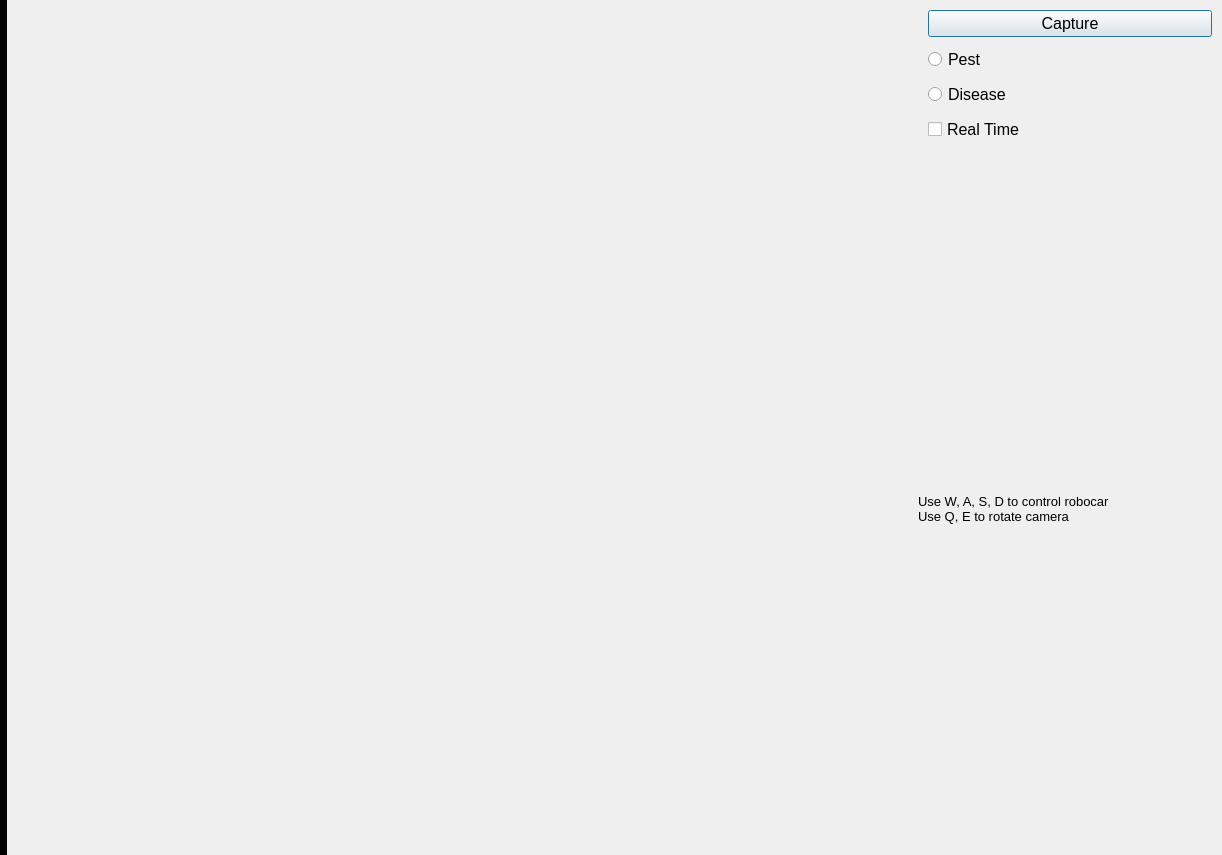
Before: the Qt Designer form gui/src/Camera.ui in WEI22/ICMS, drawn with Qt 5.
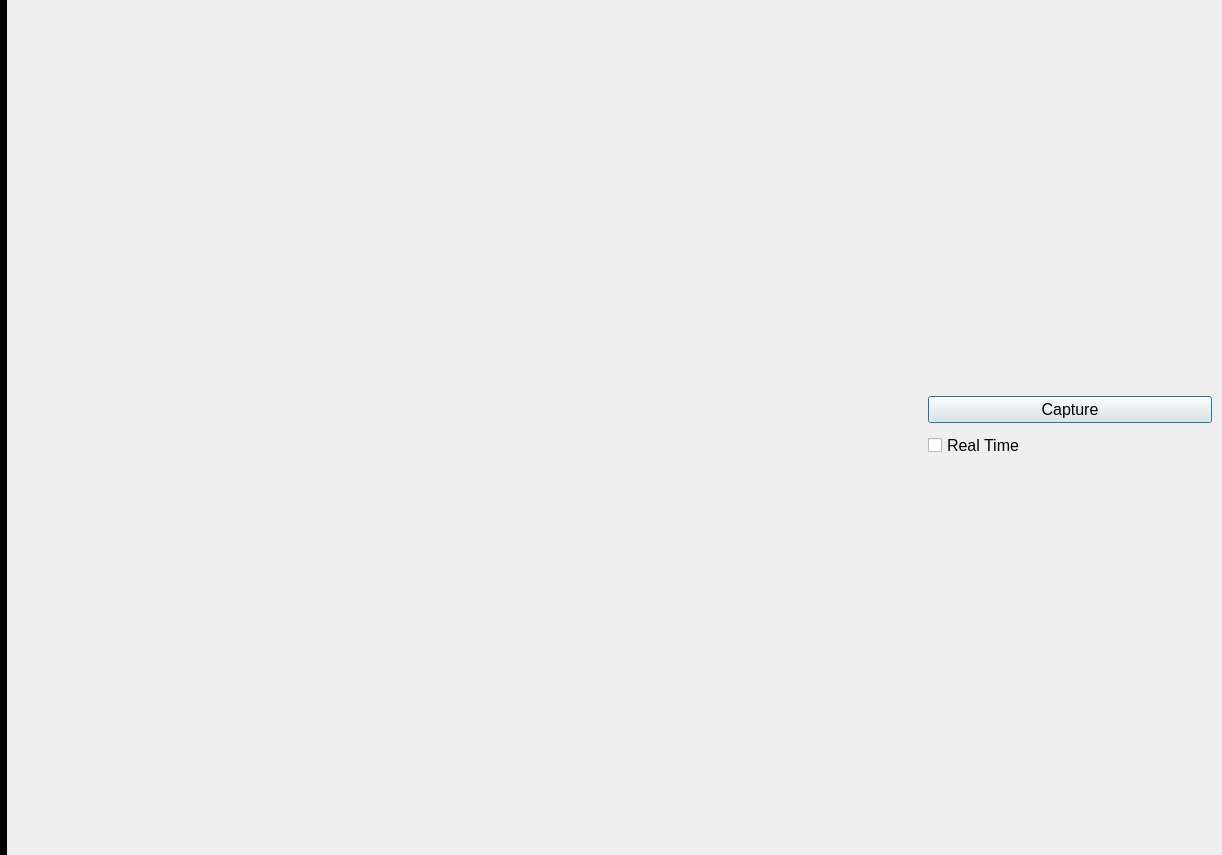
After: the same form once the commit is applied. Icons and pictures are not drawn. Custom widgets are drawn as their Qt base class.

Commit message: Remove plant disease detection feature

The edit to the form file:
```diff
--- a/gui/src/Camera.ui
+++ b/gui/src/Camera.ui
@@ -183,7 +183,7 @@
       </widget>
      </item>
      <item>
-      <layout class="QVBoxLayout" name="verticalLayout_4" stretch="3,0">
+      <layout class="QVBoxLayout" name="verticalLayout_4" stretch="3">
        <property name="spacing">
         <number>10</number>
        </property>
@@ -216,30 +216,6 @@
            </property>
           </widget>
          </item>
-         <item>
-          <widget class="QRadioButton" name="pest_detection_button">
-           <property name="font">
-            <font>
-             <pointsize>12</pointsize>
-            </font>
-           </property>
-           <property name="text">
-            <string>Pest</string>
-           </property>
-          </widget>
-         </item>
-         <item>
-          <widget class="QRadioButton" name="disease_detection_button">
-           <property name="font">
-            <font>
-             <pointsize>12</pointsize>
-            </font>
-           </property>
-           <property name="text">
-            <string>Disease</string>
-           </property>
-          </widget>
-         </item>
          <item>
           <widget class="QCheckBox" name="camera_real">
            <property name="font">
@@ -254,19 +230,6 @@
          </item>
         </layout>
        </item>
-       <item>
-        <widget class="QLabel" name="instruction_text">
-         <property name="font">
-          <font>
-           <pointsize>10</pointsize>
-          </font>
-         </property>
-         <property name="text">
-          <string>Use W, A, S, D to control robocar
-Use Q, E to rotate camera</string>
-         </property>
-        </widget>
-       </item>
       </layout>
      </item>
     </layout>
```
The commit also changes 10 other files.
